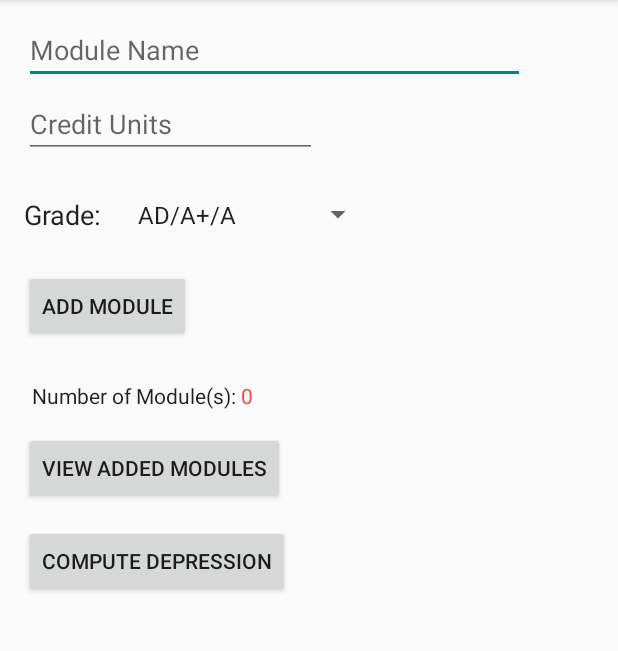
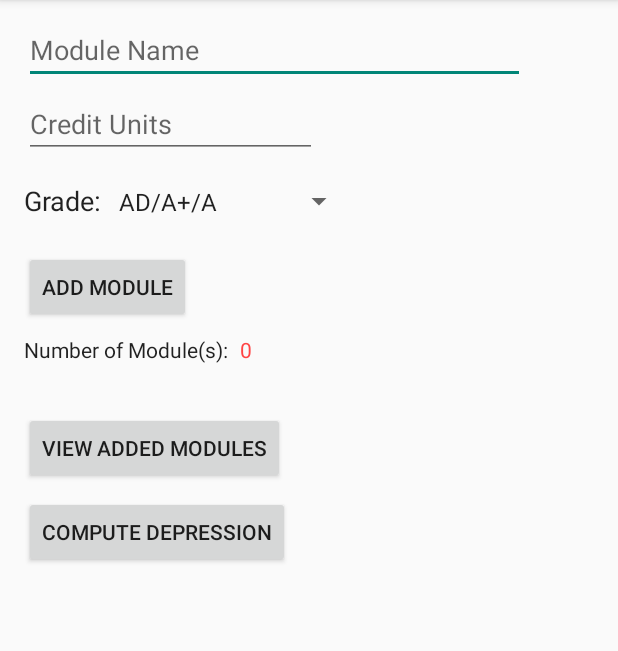
Before and after one commit to AndroidNoob69/GPACalculator, an Android app: the screen it shows after launch (MainActivity), on a phone screen of 412 x 824 dp, the part 84-735 px from its top. Run offline under Robolectric (Android 15) with nearby library versions, the phone set to English and light mode, and no system bars.

Commit message:
layouts: Adjust constraint values
Better constraints for a better UI

Signed-off-by: Carlsen Teo <carlsen@inspirous.us>

```diff
--- a/app/src/main/res/layout/activity_gpa.xml
+++ b/app/src/main/res/layout/activity_gpa.xml
@@ -24,7 +24,7 @@
         android:id="@+id/lblGPA"
         android:layout_width="212dp"
         android:layout_height="88dp"
-        android:layout_marginTop="26dp"
+        android:layout_marginTop="16dp"
         android:textAlignment="center"
         android:textColor="@android:color/holo_red_dark"
         android:textSize="48sp"
@@ -38,7 +38,7 @@
         android:layout_width="wrap_content"
         android:layout_height="wrap_content"
         android:layout_marginLeft="40dp"
-        android:layout_marginTop="26dp"
+        android:layout_marginTop="16dp"
         android:layout_marginRight="40dp"
         android:text="@string/note_2dp_ui"
         app:layout_constraintLeft_toLeftOf="parent"
--- a/app/src/main/res/layout/activity_main.xml
+++ b/app/src/main/res/layout/activity_main.xml
@@ -34,76 +34,73 @@
         android:id="@+id/ddlGrade"
         android:layout_width="165dp"
         android:layout_height="34dp"
-        android:layout_marginStart="16dp"
-        android:layout_marginTop="8dp"
-        app:layout_constraintTop_toBottomOf="@+id/txtCredUnits"
-        android:layout_marginBottom="8dp"
-        app:layout_constraintBottom_toTopOf="@+id/btnAddMod"
-        app:layout_constraintVertical_bias="0.52"
+        android:layout_marginLeft="3dp"
+        android:layout_marginTop="12dp"
         app:layout_constraintLeft_toRightOf="@+id/textView"
-        android:layout_marginLeft="3dp" />
+        app:layout_constraintTop_toBottomOf="@+id/txtCredUnits" />
 
     <Button
         android:id="@+id/btnAddMod"
         android:layout_width="wrap_content"
         android:layout_height="wrap_content"
         android:layout_marginLeft="16dp"
-        android:layout_marginTop="180dp"
+        android:layout_marginTop="16dp"
         android:onClick="onAddModuleClick"
         android:text="@string/add_module_ui"
         app:layout_constraintLeft_toLeftOf="parent"
-        app:layout_constraintTop_toTopOf="parent" />
+        app:layout_constraintTop_toBottomOf="@+id/ddlGrade" />
 
     <TextView
         android:id="@+id/lblModCountMsg"
         android:layout_width="wrap_content"
         android:layout_height="wrap_content"
-        android:layout_marginLeft="21dp"
-        android:layout_marginTop="254dp"
+        android:layout_marginLeft="16dp"
+        android:layout_marginTop="8dp"
         android:text="@string/num_of_modules_ui"
         android:textAppearance="@android:style/TextAppearance.Material"
         app:layout_constraintLeft_toLeftOf="parent"
-        app:layout_constraintTop_toTopOf="parent" />
+        app:layout_constraintTop_toBottomOf="@+id/btnAddMod" />
 
     <TextView
         android:id="@+id/lblModCount"
         android:layout_width="wrap_content"
         android:layout_height="wrap_content"
-        android:layout_marginLeft="3dp"
-        android:layout_marginTop="254dp"
+        android:layout_marginLeft="8dp"
+        android:layout_marginTop="8dp"
+        android:text="0000"
         android:textColor="@android:color/holo_red_light"
         app:layout_constraintLeft_toRightOf="@+id/lblModCountMsg"
-        app:layout_constraintTop_toTopOf="parent" />
+        app:layout_constraintTop_toBottomOf="@+id/btnAddMod" />
 
     <Button
         android:id="@+id/btnViewMod"
         android:layout_width="wrap_content"
         android:layout_height="wrap_content"
         android:layout_marginLeft="16dp"
-        android:layout_marginTop="288dp"
+        android:layout_marginTop="32dp"
         android:onClick="viewModules"
         android:text="@string/view_added_modules_ui"
         app:layout_constraintLeft_toLeftOf="parent"
-        app:layout_constraintTop_toTopOf="parent" />
+        app:layout_constraintTop_toBottomOf="@+id/lblModCountMsg" />
 
     <TextView
         android:id="@+id/lblAddMod"
         android:layout_width="wrap_content"
         android:layout_height="wrap_content"
-        android:layout_marginLeft="21dp"
-        android:layout_marginTop="20dp"
-        android:layout_marginBottom="20dp"
+        android:layout_marginLeft="16dp"
+        android:layout_marginTop="8dp"
+        android:layout_marginBottom="8dp"
         android:fontFamily="sans-serif"
-        app:layout_constraintBottom_toTopOf="@+id/lblModCountMsg"
+        app:layout_constraintBottom_toTopOf="@+id/btnViewMod"
         app:layout_constraintLeft_toLeftOf="parent"
-        app:layout_constraintTop_toBottomOf="@+id/btnAddMod" />
+        app:layout_constraintTop_toBottomOf="@+id/lblModCountMsg" />
 
     <Button
         android:id="@+id/btnCalculate"
         android:layout_width="wrap_content"
         android:layout_height="wrap_content"
         android:layout_marginLeft="16dp"
-        android:layout_marginTop="14dp"
+        android:layout_marginTop="8dp"
         android:onClick="computeGPA"
         android:text="@string/compute_gpa_ui"
         app:layout_constraintLeft_toLeftOf="parent"
@@ -114,12 +111,10 @@
         android:layout_width="wrap_content"
         android:layout_height="wrap_content"
         android:layout_marginLeft="16dp"
-        android:layout_marginTop="8dp"
-        android:layout_marginBottom="8dp"
+        android:layout_marginTop="16dp"
         android:text="@string/grade_ui"
         android:textAppearance="@android:style/TextAppearance.Material"
         android:textSize="18sp"
-        app:layout_constraintBottom_toTopOf="@+id/btnAddMod"
         app:layout_constraintLeft_toLeftOf="parent"
         app:layout_constraintTop_toBottomOf="@+id/txtCredUnits" />
 
```
Also changed, not shown: app/src/main/res/layout/activity_about.xml (+4 -4 lines), app/src/main/res/layout/activity_settings.xml (+4 -5 lines).
